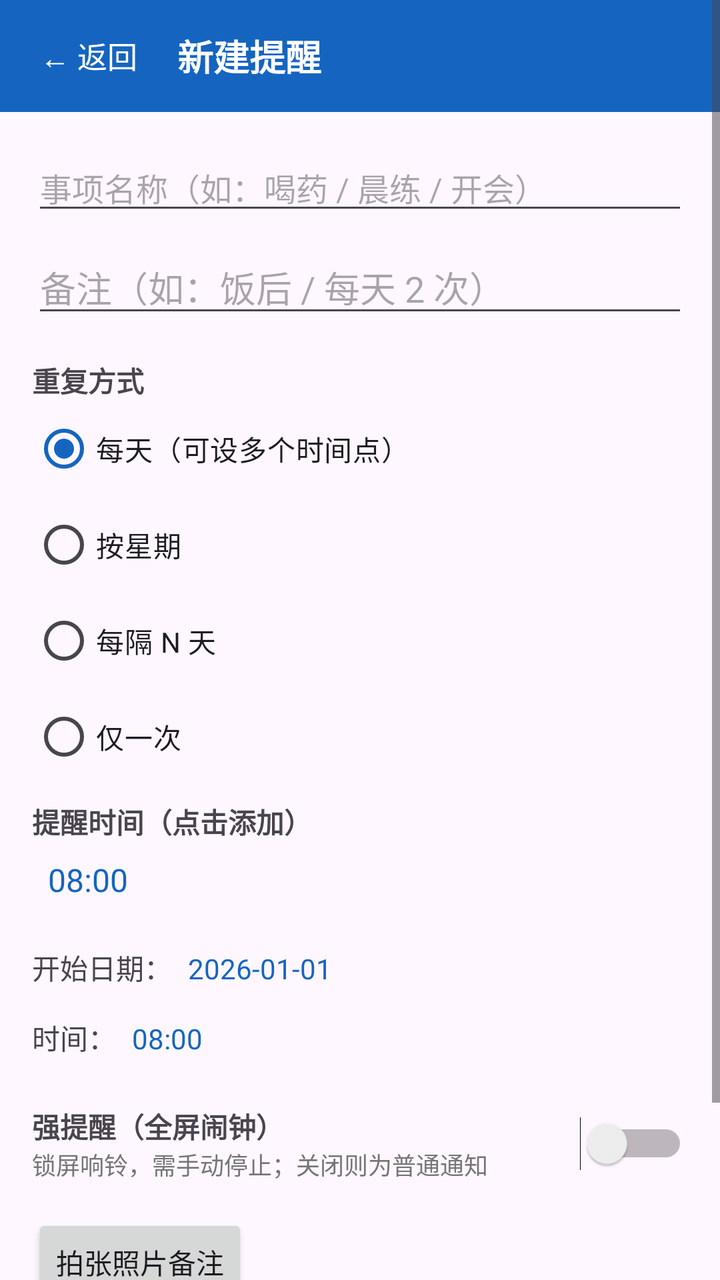
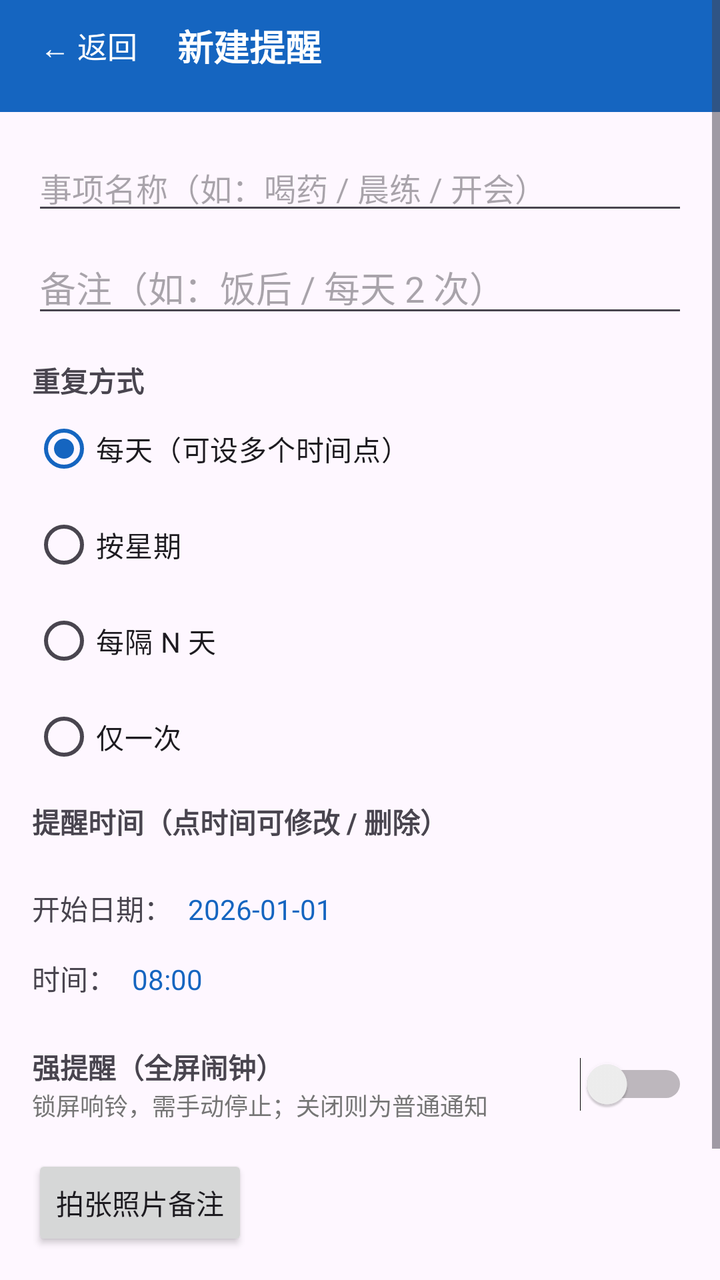

An Android layout rendered at two revisions. The XML below is the earlier revision; the diff shows what the commit changed to produce the second picture.
<!-- AndroidManifest.xml: application theme Theme.MedReminder -->
<!-- res/layout/activity_edit.xml -->
<?xml version="1.0" encoding="utf-8"?>
<ScrollView xmlns:android="http://schemas.android.com/apk/res/android"
    android:layout_width="match_parent"
    android:layout_height="match_parent"
    android:fillViewport="true">

    <LinearLayout
        android:layout_width="match_parent"
        android:layout_height="wrap_content"
        android:orientation="vertical">

        
        <LinearLayout
            android:id="@+id/topBar"
            android:layout_width="match_parent"
            android:layout_height="56dp"
            android:background="#1565C0"
            android:gravity="center_vertical"
            android:orientation="horizontal"
            android:paddingHorizontal="8dp">

            <Button
                android:id="@+id/btnBack"
                android:layout_width="wrap_content"
                android:layout_height="40dp"
                android:background="?attr/selectableItemBackgroundBorderless"
                android:minWidth="0dp"
                android:paddingHorizontal="12dp"
                android:text="← 返回"
                android:textColor="#FFFFFF"
                android:textSize="15sp" />

            <TextView
                android:id="@+id/tvEditTitle"
                android:layout_width="0dp"
                android:layout_height="wrap_content"
                android:layout_marginStart="8dp"
                android:layout_weight="1"
                android:text="新建提醒"
                android:textColor="#FFFFFF"
                android:textSize="18sp"
                android:textStyle="bold" />
        </LinearLayout>

        <LinearLayout
            android:layout_width="match_parent"
            android:layout_height="wrap_content"
            android:orientation="vertical"
            android:padding="16dp">

            <EditText
                android:id="@+id/etTitle"
                android:layout_width="match_parent"
                android:layout_height="wrap_content"
                android:hint="事项名称（如：喝药 / 晨练 / 开会）"
                android:inputType="text"
                android:textSize="16sp" />

            <EditText
                android:id="@+id/etNote"
                android:layout_width="match_parent"
                android:layout_height="wrap_content"
                android:layout_marginTop="8dp"
                android:hint="备注（如：饭后 / 每天 2 次）"
                android:inputType="text" />

            <TextView
                android:layout_width="wrap_content"
                android:layout_height="wrap_content"
                android:layout_marginTop="16dp"
                android:text="重复方式"
                android:textStyle="bold" />

            <RadioGroup
                android:id="@+id/rgType"
                android:layout_width="match_parent"
                android:layout_height="wrap_content"
                android:orientation="vertical">

                <RadioButton
                    android:id="@+id/rbDaily"
                    android:layout_width="wrap_content"
                    android:layout_height="wrap_content"
                    android:checked="true"
                    android:text="每天（可设多个时间点）" />

                <RadioButton
                    android:id="@+id/rbWeekly"
                    android:layout_width="wrap_content"
                    android:layout_height="wrap_content"
                    android:text="按星期" />

                <RadioButton
                    android:id="@+id/rbInterval"
                    android:layout_width="wrap_content"
                    android:layout_height="wrap_content"
                    android:text="每隔 N 天" />

                <RadioButton
                    android:id="@+id/rbOnce"
                    android:layout_width="wrap_content"
                    android:layout_height="wrap_content"
                    android:text="仅一次" />
            </RadioGroup>

            
            <TextView
                android:id="@+id/tvTimesLabel"
                android:layout_width="wrap_content"
                android:layout_height="wrap_content"
                android:layout_marginTop="8dp"
                android:text="提醒时间（点击添加）"
                android:textStyle="bold" />

            <TextView
                android:id="@+id/tvTimes"
                android:layout_width="match_parent"
                android:layout_height="wrap_content"
                android:background="?attr/selectableItemBackground"
                android:padding="8dp"
                android:text="08:00"
                android:textColor="#1565C0"
                android:textSize="16sp" />

            
            <LinearLayout
                android:id="@+id/llWeek"
                android:layout_width="match_parent"
                android:layout_height="wrap_content"
                android:layout_marginTop="4dp"
                android:orientation="vertical"
                android:visibility="gone">

                <LinearLayout
                    android:layout_width="match_parent"
                    android:layout_height="wrap_content"
                    android:orientation="horizontal">

                    <CheckBox
                        android:id="@+id/cbMon"
                        android:layout_width="0dp"
                        android:layout_height="wrap_content"
                        android:layout_weight="1"
                        android:checked="true"
                        android:text="一" />

                    <CheckBox
                        android:id="@+id/cbTue"
                        android:layout_width="0dp"
                        android:layout_height="wrap_content"
                        android:layout_weight="1"
                        android:checked="true"
                        android:text="二" />

                    <CheckBox
                        android:id="@+id/cbWed"
                        android:layout_width="0dp"
                        android:layout_height="wrap_content"
                        android:layout_weight="1"
                        android:checked="true"
                        android:text="三" />

                    <CheckBox
                        android:id="@+id/cbThu"
                        android:layout_width="0dp"
                        android:layout_height="wrap_content"
                        android:layout_weight="1"
                        android:checked="true"
                        android:text="四" />
                </LinearLayout>

                <LinearLayout
                    android:layout_width="match_parent"
                    android:layout_height="wrap_content"
                    android:orientation="horizontal">

                    <CheckBox
                        android:id="@+id/cbFri"
                        android:layout_width="0dp"
                        android:layout_height="wrap_content"
                        android:layout_weight="1"
                        android:checked="true"
                        android:text="五" />

                    <CheckBox
                        android:id="@+id/cbSat"
                        android:layout_width="0dp"
                        android:layout_height="wrap_content"
                        android:layout_weight="1"
                        android:checked="true"
                        android:text="六" />

                    <CheckBox
                        android:id="@+id/cbSun"
                        android:layout_width="0dp"
                        android:layout_height="wrap_content"
                        android:layout_weight="1"
                        android:checked="true"
                        android:text="日" />
                </LinearLayout>
            </LinearLayout>

            
            <LinearLayout
                android:id="@+id/rowInterval"
                android:layout_width="match_parent"
                android:layout_height="wrap_content"
                android:layout_marginTop="8dp"
                android:gravity="center_vertical"
                android:orientation="horizontal"
                android:visibility="gone">

                <TextView
                    android:layout_width="wrap_content"
                    android:layout_height="wrap_content"
                    android:text="每隔" />

                <EditText
                    android:id="@+id/etIntervalDays"
                    android:layout_width="80dp"
                    android:layout_height="wrap_content"
                    android:layout_marginHorizontal="8dp"
                    android:inputType="number"
                    android:text="2" />

                <TextView
                    android:layout_width="wrap_content"
                    android:layout_height="wrap_content"
                    android:text="天一次" />
            </LinearLayout>

            
            <LinearLayout
                android:id="@+id/rowStartDate"
                android:layout_width="match_parent"
                android:layout_height="wrap_content"
                android:layout_marginTop="8dp"
                android:orientation="horizontal">

                <TextView
                    android:layout_width="wrap_content"
                    android:layout_height="wrap_content"
                    android:text="开始日期：" />

                <TextView
                    android:id="@+id/tvStartDate"
                    android:layout_width="wrap_content"
                    android:layout_height="wrap_content"
                    android:background="?attr/selectableItemBackground"
                    android:padding="8dp"
                    android:text="2026-01-01"
                    android:textColor="#1565C0" />
            </LinearLayout>

            <LinearLayout
                android:id="@+id/rowStartTime"
                android:layout_width="match_parent"
                android:layout_height="wrap_content"
                android:orientation="horizontal">

                <TextView
                    android:layout_width="wrap_content"
                    android:layout_height="wrap_content"
                    android:text="时间：" />

                <TextView
                    android:id="@+id/tvStartTime"
                    android:layout_width="wrap_content"
                    android:layout_height="wrap_content"
                    android:background="?attr/selectableItemBackground"
                    android:padding="8dp"
                    android:text="08:00"
                    android:textColor="#1565C0" />
            </LinearLayout>

            
            <LinearLayout
                android:id="@+id/rowOnce"
                android:layout_width="match_parent"
                android:layout_height="wrap_content"
                android:orientation="horizontal"
                android:visibility="gone">

                <TextView
                    android:layout_width="wrap_content"
                    android:layout_height="wrap_content"
                    android:text="提醒时间：" />

                <TextView
                    android:id="@+id/tvOnceTime"
                    android:layout_width="wrap_content"
                    android:layout_height="wrap_content"
                    android:background="?attr/selectableItemBackground"
                    android:padding="8dp"
                    android:text="08:00"
                    android:textColor="#1565C0" />
            </LinearLayout>

            
            <LinearLayout
                android:layout_width="match_parent"
                android:layout_height="wrap_content"
                android:layout_marginTop="16dp"
                android:gravity="center_vertical"
                android:orientation="horizontal">

                <LinearLayout
                    android:layout_width="0dp"
                    android:layout_height="wrap_content"
                    android:layout_weight="1"
                    android:orientation="vertical">

                    <TextView
                        android:layout_width="wrap_content"
                        android:layout_height="wrap_content"
                        android:text="强提醒（全屏闹钟）"
                        android:textStyle="bold" />

                    <TextView
                        android:layout_width="wrap_content"
                        android:layout_height="wrap_content"
                        android:text="锁屏响铃，需手动停止；关闭则为普通通知"
                        android:textColor="#757575"
                        android:textSize="12sp" />
                </LinearLayout>

                <Switch
                    android:id="@+id/swFullAlarm"
                    android:layout_width="wrap_content"
                    android:layout_height="wrap_content" />
            </LinearLayout>

            
            <LinearLayout
                android:layout_width="match_parent"
                android:layout_height="wrap_content"
                android:layout_marginTop="16dp"
                android:gravity="center_vertical"
                android:orientation="horizontal">

                <Button
                    android:id="@+id/btnTakePhoto"
                    android:layout_width="wrap_content"
                    android:layout_height="wrap_content"
                    android:text="拍张照片备注" />

                <TextView
                    android:id="@+id/tvPhotoName"
                    android:layout_width="wrap_content"
                    android:layout_height="wrap_content"
                    android:layout_marginStart="12dp"
                    android:textColor="#43A047" />
            </LinearLayout>

            <LinearLayout
                android:layout_width="match_parent"
                android:layout_height="wrap_content"
                android:layout_marginTop="24dp"
                android:orientation="horizontal">

                <Button
                    android:id="@+id/btnDelete2"
                    android:layout_width="0dp"
                    android:layout_height="wrap_content"
                    android:layout_weight="1"
                    android:backgroundTint="#E53935"
                    android:text="@string/delete"
                    android:textColor="#FFFFFF" />

                <Button
                    android:id="@+id/btnSave"
                    android:layout_width="0dp"
                    android:layout_height="wrap_content"
                    android:layout_marginStart="12dp"
                    android:layout_weight="2"
                    android:text="@string/save" />
            </LinearLayout>
        </LinearLayout>
    </LinearLayout>
</ScrollView>
<!-- resources referenced by this layout -->
<resources>
  <string name="delete">删除</string>
  <string name="save">保存</string>
  <style name="Theme.MedReminder" parent="Theme.Material3.Light.NoActionBar">
          <item name="colorPrimary">#1565C0</item>
          <item name="colorOnPrimary">#FFFFFF</item>
          <item name="colorPrimaryContainer">#E3F2FD</item>
          <item name="android:statusBarColor">#1565C0</item>
      </style>
</resources>

<!-- the commit's change to res/layout/activity_edit.xml (unified diff, before → after) -->
@@ -13,11 +13,13 @@
         <LinearLayout
             android:id="@+id/topBar"
             android:layout_width="match_parent"
-            android:layout_height="56dp"
+            android:layout_height="wrap_content"
+            android:minHeight="56dp"
             android:background="#1565C0"
             android:gravity="center_vertical"
             android:orientation="horizontal"
-            android:paddingHorizontal="8dp">
+            android:paddingHorizontal="8dp"
+            android:paddingBottom="10dp">
 
             <Button
                 android:id="@+id/btnBack"
@@ -109,18 +111,22 @@
                 android:layout_width="wrap_content"
                 android:layout_height="wrap_content"
                 android:layout_marginTop="8dp"
-                android:text="提醒时间（点击添加）"
+                android:text="提醒时间（点时间可修改 / 删除）"
                 android:textStyle="bold" />
 
-            <TextView
-                android:id="@+id/tvTimes"
-                android:layout_width="match_parent"
-                android:layout_height="wrap_content"
-                android:background="?attr/selectableItemBackground"
-                android:padding="8dp"
-                android:text="08:00"
-                android:textColor="#1565C0"
-                android:textSize="16sp" />
+            <HorizontalScrollView
+                android:id="@+id/hsTimes"
+                android:layout_width="match_parent"
+                android:layout_height="wrap_content"
+                android:paddingVertical="4dp"
+                android:scrollbars="none">
+
+                <LinearLayout
+                    android:id="@+id/llTimes"
+                    android:layout_width="wrap_content"
+                    android:layout_height="wrap_content"
+                    android:orientation="horizontal" />
+            </HorizontalScrollView>
 
             
             <LinearLayout
